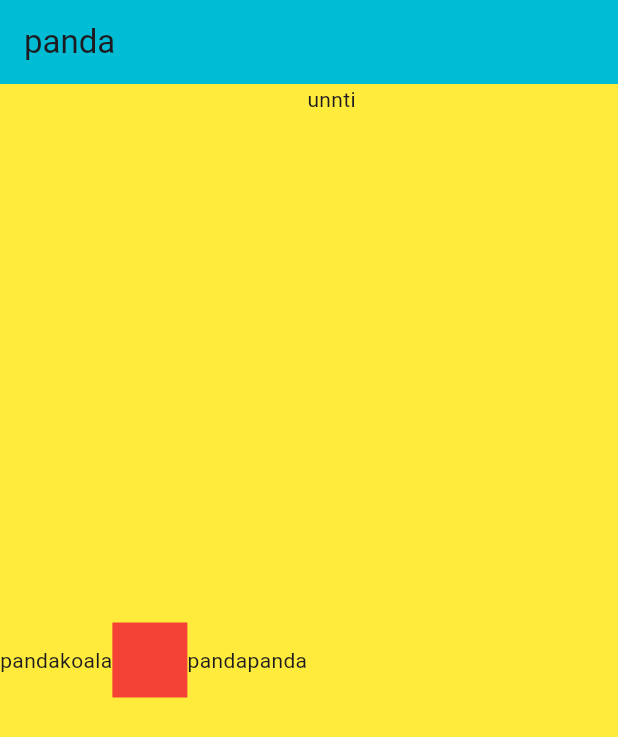
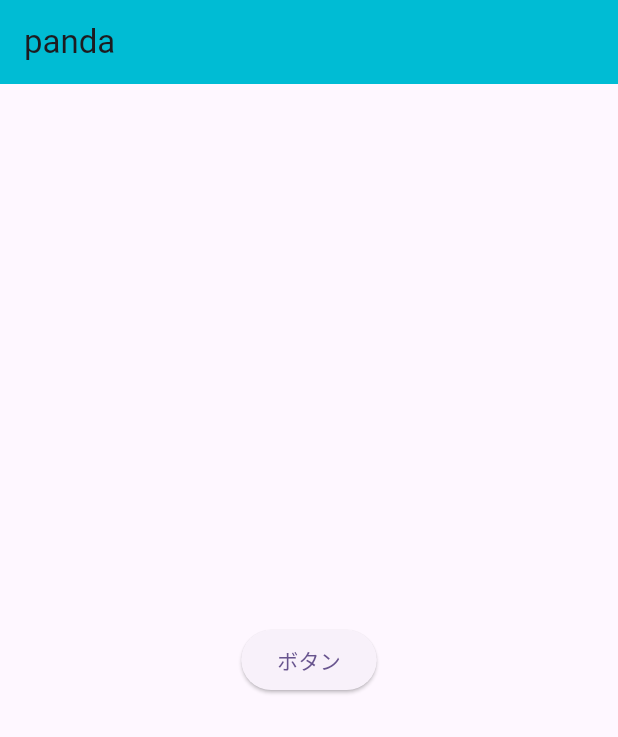
Before and after one commit to kabikira/flutter, a Flutter app: the screen it shows after launch, on a phone screen of 412 x 824 dp. Shown: the top 737 px of the screen. Run offline on Flutter 3.47's test engine with Material 3 defaults, Android fonts, the phone set to English and light mode, and no system bars.

Commit message:
画面遷移とボタン

```diff
--- a/lib/main.dart
+++ b/lib/main.dart
@@ -14,31 +14,13 @@ class MyApp extends StatelessWidget {
       title: 'Flutter Demo',
       theme: ThemeData(
         colorScheme: ColorScheme.fromSeed(seedColor: Colors.deepPurple),
-        useMaterial3: true,
       ),
-      home: const MyHomePage(title: 'Flutter Demo Home Page'),
+      home: MyHomePage(),
     );
   }
 }
 
-class MyHomePage extends StatefulWidget {
-  const MyHomePage({super.key, required this.title});
-
-  final String title;
-
-  @override
-  State<MyHomePage> createState() => _MyHomePageState();
-}
-
-class _MyHomePageState extends State<MyHomePage> {
-  int _counter = 0;
-
-  void _incrementCounter() {
-    setState(() {
-      _counter++;
-    });
-  }
-
+class MyHomePage extends StatelessWidget {
   @override
   Widget build(BuildContext context) {
     return Scaffold(
@@ -46,28 +28,13 @@ class _MyHomePageState extends State<MyHomePage> {
         title: const Text('panda'),
         backgroundColor: Colors.cyan,
       ),
-      body: Container(
-        color: Colors.yellow,
-        width: double.infinity,
-        height: double.infinity,
-        child: Row(
-          children: [
-            Text('panda'),
-            Text('koala'),
-            Container(
-              width: 50,
-              height: 50,
-              color: Colors.red,
-            ),
-            Text('panda'),
-            Text('panda'),
-            Column(
-              children: [
-                Text('unnti'),
-              ],
-            )
-          ],
-        ),
+      body: Center(
+        child: ElevatedButton(
+            onPressed: () {
+              // ボタンを押した時のコード
+            },
+          child: const Text('ボタン'),
+        )
       ),
     );
   }
```
Also changed, not shown: lib/first_page.dart (added), lib/second_page.dart (added).
